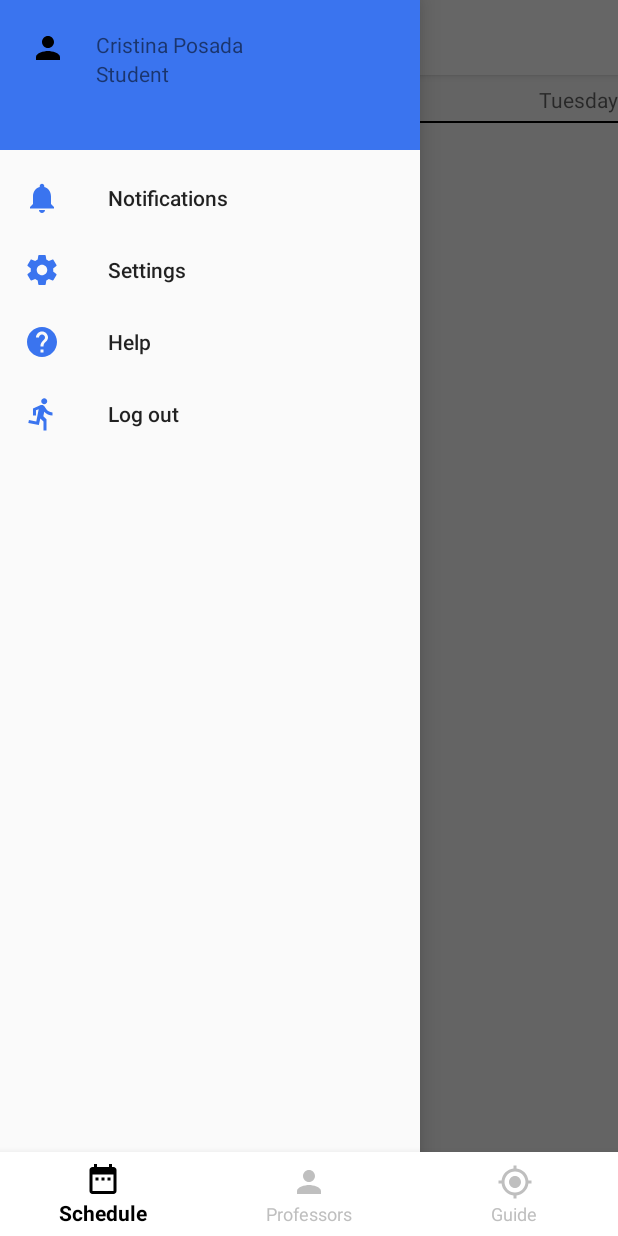
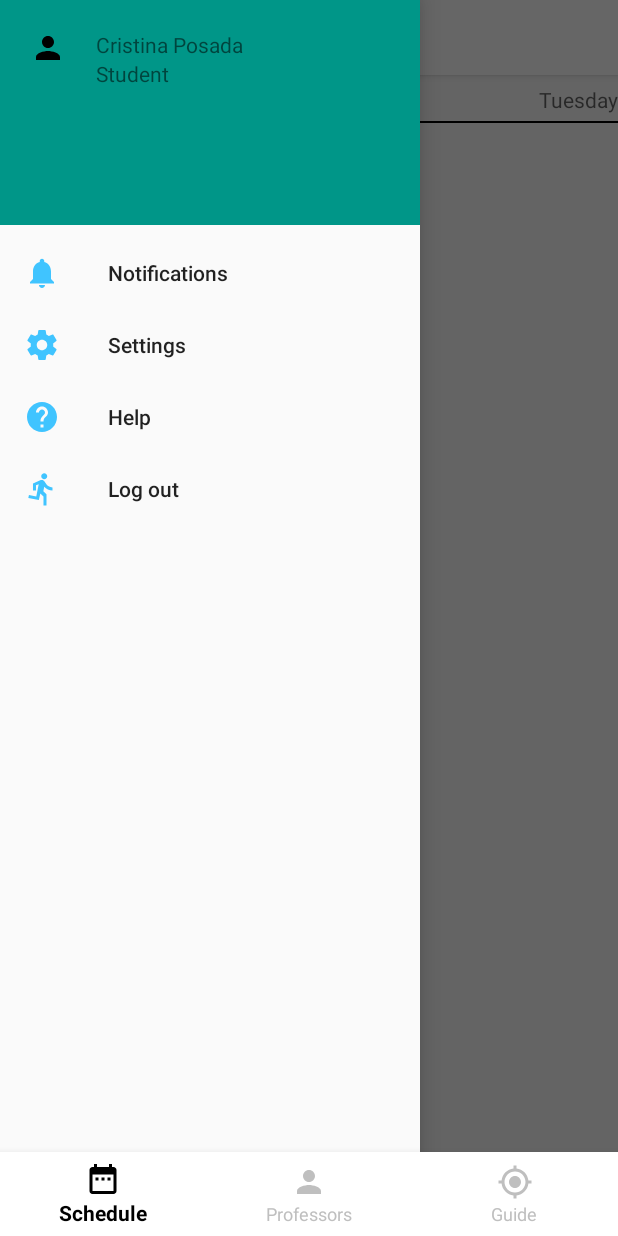
Before and after one commit to guillerial/android, an Android app: the InitActivity screen opened directly, with no data from a screen before it, with the side drawer open, on a phone screen of 412 x 824 dp. Run offline under Robolectric (Android 15) with nearby library versions, the phone set to English and light mode, and no system bars; our stand-ins replace ButterKnife, Dagger/Hilt's generated code, RxJava, Timber; libraries missing offline, so code that uses them is left out: org.altbeacon.beacon; 4 statements that could not run were skipped.

Commit message:
Teacheres3

```diff
--- a/app/src/main/java/es/indios/markn/data/local/Db.java
+++ b/app/src/main/java/es/indios/markn/data/local/Db.java
@@ -170,7 +170,7 @@ public class Db {
             values.put(COLUMN_DAY, schedule.getDay());
             values.put(COLUMN_START_HOUR, schedule.getStart_hour());
             values.put(COLUMN_FINISH_HOUR, schedule.getFinish_hour());
-            values.put(COLUMN_GROUP_ID, schedule.getGroup_id());
+            values.put(COLUMN_GROUP_ID, schedule.getGroup());
             return values;
         }
 
--- a/app/src/main/res/layout/activity_init.xml
+++ b/app/src/main/res/layout/activity_init.xml
@@ -78,7 +78,7 @@
             android:layout_height="match_parent"
             android:layout_gravity="start"
             app:headerLayout="@layout/navigation_header"
-            app:itemIconTint="@color/primary"
+            app:itemIconTint="@color/blue"
             app:menu="@menu/menu_navigation"
             android:fitsSystemWindows="true"/>
 
--- a/app/src/main/res/layout/navigation_header.xml
+++ b/app/src/main/res/layout/navigation_header.xml
@@ -1,7 +1,7 @@
 <?xml version="1.0" encoding="utf-8"?>
 <LinearLayout xmlns:android="http://schemas.android.com/apk/res/android"
     android:orientation="vertical" android:layout_width="match_parent"
-    android:layout_height="100dp"
+    android:layout_height="150dp"
     android:background="@color/primary"
    >
 
--- a/app/src/main/res/values/colors.xml
+++ b/app/src/main/res/values/colors.xml
@@ -1,7 +1,7 @@
 <?xml version="1.0" encoding="utf-8"?>
 <resources>
-    <color name="primary">#3A74EF</color>
-    <color name="green">#A6FF93</color>
+    <color name="primary">#009688</color>
+    <color name="blue">#40c4ff</color>
     <color name="primary_dark">#000000</color>
     <color name="accent">#FFFFFF</color>
     <color name="gray2">#848484</color>
```
